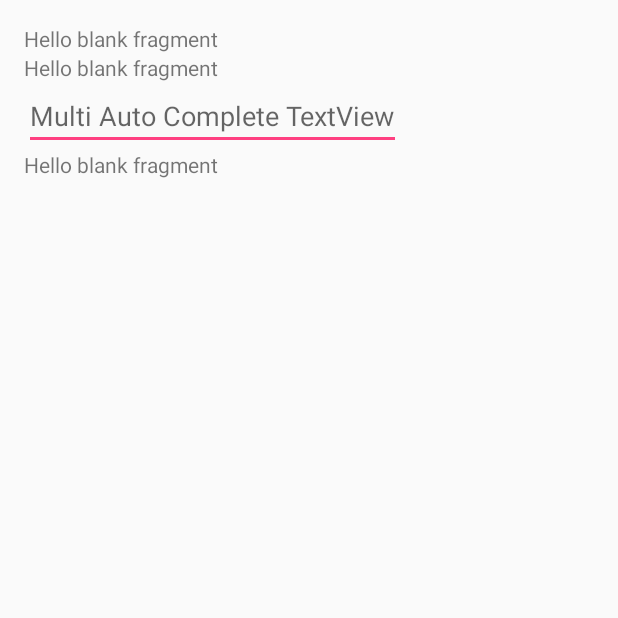
After one commit to nikhilgeo/AutoFare, an Android app: the fragment UpdateFare_Frag shown on its own in the app's theme, on a phone screen of 412 x 824 dp, the top half of it. The commit adds this screen. Run offline under Robolectric (Android 15) with nearby library versions, the phone set to English and light mode, and no system bars.

Commit message:
AutoComplete done, New Tab added

```diff
--- a/app/build.gradle
+++ b/app/build.gradle
@@ -24,5 +24,6 @@ dependencies {
     testCompile 'junit:junit:4.12'
     compile 'com.android.support:appcompat-v7:23.1.1'
     compile 'com.google.android.gms:play-services-appindexing:8.1.0'
-    compile 'com.android.support:design:+'
+    compile 'com.android.support:design:23.1.1'
+    compile 'com.android.support:support-v4:23.1.1'
 }
--- a/app/src/main/java/com/auto/ng/autofrag/MainActivity.java
+++ b/app/src/main/java/com/auto/ng/autofrag/MainActivity.java
@@ -21,6 +21,8 @@ public class MainActivity extends AppCompatActivity {
         TabLayout tabLayout = (TabLayout) findViewById(R.id.tab_layout);
         tabLayout.addTab(tabLayout.newTab().setText("Rate Card"));
         tabLayout.addTab(tabLayout.newTab().setText("Calculate Fare"));
+        tabLayout.addTab(tabLayout.newTab().setText("Update Fare"));
+
         tabLayout.setTabGravity(TabLayout.GRAVITY_FILL);
 
         final ViewPager viewPager = (ViewPager) findViewById(R.id.pager);
--- a/app/src/main/java/com/auto/ng/autofrag/PagerAdapter.java
+++ b/app/src/main/java/com/auto/ng/autofrag/PagerAdapter.java
@@ -23,11 +23,13 @@ public class PagerAdapter extends FragmentStatePagerAdapter {
         switch (position) {
             case 0:
                 RateCard_Frag tab1 = new RateCard_Frag();
-
                 return tab1;
             case 1:
                 CalculateFare_Frag tab2 = new CalculateFare_Frag();
                 return tab2;
+            case 2:
+                UpdateFare_Frag tab3 = new UpdateFare_Frag();
+                return tab3;
             default:
                 return null;
         }
--- /dev/null
+++ b/app/src/main/java/com/auto/ng/autofrag/UpdateFare_Frag.java
@@ -0,0 +1,30 @@
+package com.auto.ng.autofrag;
+
+import android.os.Bundle;
+import android.support.v4.app.Fragment;
+import android.view.LayoutInflater;
+import android.view.View;
+import android.view.ViewGroup;
+import android.widget.ArrayAdapter;
+import android.widget.AutoCompleteTextView;
+import android.widget.MultiAutoCompleteTextView;
+
+
+public class UpdateFare_Frag extends Fragment {
+
+    View rootView;
+
+
+    @Override
+    public View onCreateView(LayoutInflater inflater, ViewGroup container,
+                             Bundle savedInstanceState) {
+        // Inflate the layout for this fragment
+        rootView = inflater.inflate(R.layout.fragment_update_fare, container, false);
+        AutoCompleteTextView multiAutoCompleteTextView = (AutoCompleteTextView) rootView.findViewById(R.id.multi_auto_complete_textview);
+        ArrayAdapter adapter = new ArrayAdapter(getActivity(), android.R.layout.select_dialog_item, Utilities.places.toArray(new String[0]));
+        multiAutoCompleteTextView.setAdapter(adapter);
+        multiAutoCompleteTextView.setThreshold(1);
+        return rootView;
+    }
+
+}
--- /dev/null
+++ b/app/src/main/res/layout/fragment_update_fare.xml
@@ -0,0 +1,32 @@
+<LinearLayout xmlns:android="http://schemas.android.com/apk/res/android"
+    xmlns:tools="http://schemas.android.com/tools"
+    android:layout_width="fill_parent"
+    android:layout_height="fill_parent"
+    android:layout_gravity="left|top"
+    android:orientation="vertical"
+    android:padding="@dimen/activity_vertical_margin"
+    tools:context="com.auto.ng.autofrag.UpdateFare_Frag">
+
+    <!-- TODO: Update blank fragment layout -->
+    <TextView
+        android:layout_width="wrap_content"
+        android:layout_height="wrap_content"
+        android:text="@string/hello_blank_fragment" />
+
+    <TextView
+        android:layout_width="wrap_content"
+        android:layout_height="wrap_content"
+        android:text="@string/hello_blank_fragment" />
+
+    <AutoCompleteTextView
+        android:id="@+id/multi_auto_complete_textview"
+        android:layout_width="wrap_content"
+        android:layout_height="wrap_content"
+        android:hint="Multi Auto Complete TextView" />
+
+    <TextView
+        android:layout_width="wrap_content"
+        android:layout_height="wrap_content"
+        android:text="@string/hello_blank_fragment" />
+
+</LinearLayout>
```
